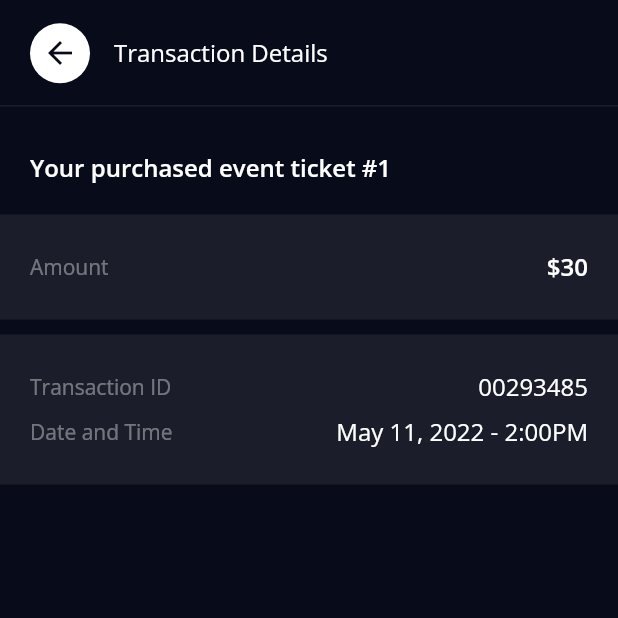
After one commit to conraduouou/nft-ticketing, a Flutter app: the TransactionHistoryPage screen opened by its route, after a tap on an icon or button, on a phone screen of 412 x 824 dp, the top half of it. The commit adds this screen. Run offline on Flutter 3.47's test engine with Material 2 defaults, Android fonts, the phone set to English and light mode, and no system bars; our stand-ins replace flutter_svg, share_plus.

Commit message:
+1: finish transaction details page

```diff
--- a/lib/components/nft_transaction_card.dart
+++ b/lib/components/nft_transaction_card.dart
@@ -1,6 +1,7 @@
 import 'package:flutter/material.dart';
 import 'package:flutter_svg/svg.dart';
 import 'package:nft_ticketing/constants.dart';
+import 'package:nft_ticketing/screens/dashboard/transaction_details/transaction_details.dart';
 
 class NFTTransactionCard extends StatelessWidget {
   const NFTTransactionCard({
@@ -13,7 +14,14 @@ class NFTTransactionCard extends StatelessWidget {
 
   @override
   Widget build(BuildContext context) {
-    return Container(
+    return InkWell(
+      highlightColor: Colors.white,
+      splashColor: Colors.white,
+      onTap: () => Navigator.of(context).pushNamed(
+        TransactionDetailsPage.id,
+        arguments: ticketNo,
+      ),
+      child: Container(
         padding: const EdgeInsets.symmetric(
           vertical: 20,
           horizontal: 15,
@@ -67,6 +75,7 @@ class NFTTransactionCard extends StatelessWidget {
             )
           ],
         ),
+      ),
     );
   }
 }
--- a/lib/routes.dart
+++ b/lib/routes.dart
@@ -5,6 +5,7 @@ import 'package:nft_ticketing/screens/dashboard/events_view/events_view.dart';
 import 'package:nft_ticketing/screens/dashboard/notification_details_page/notification_details_page.dart';
 import 'package:nft_ticketing/screens/dashboard/notification_page/notification_page.dart';
 import 'package:nft_ticketing/screens/dashboard/search_page/search_page.dart';
+import 'package:nft_ticketing/screens/dashboard/transaction_details/transaction_details.dart';
 import 'package:nft_ticketing/screens/dashboard/transaction_history/transaction_history.dart';
 import 'package:nft_ticketing/screens/landing/create_page/create_page.dart';
 import 'package:nft_ticketing/screens/landing/enter_code_page/enter_code_page.dart';
@@ -62,6 +63,13 @@ class RoutesHandler {
             provider: args['provider'],
           ),
         );
+      case TransactionDetailsPage.id:
+        final ticketNo = settings.arguments as int;
+
+        return MaterialPageRoute(
+          settings: settings,
+          builder: (context) => TransactionDetailsPage(ticketNo: ticketNo),
+        );
     }
 
     return null;
--- /dev/null
+++ b/lib/screens/dashboard/transaction_details/transaction_details.dart
@@ -0,0 +1,100 @@
+import 'package:flutter/material.dart';
+import 'package:nft_ticketing/components/nft_appbar.dart';
+import 'package:nft_ticketing/constants.dart';
+import 'package:nft_ticketing/screens/dashboard/transaction_history/transaction_history.dart';
+
+class TransactionDetailsPage extends StatelessWidget {
+  const TransactionDetailsPage({
+    Key? key,
+    required this.ticketNo,
+  }) : super(key: key);
+
+  static const id = '${TransactionHistoryPage.id}/transaction';
+
+  final int ticketNo;
+
+  @override
+  Widget build(BuildContext context) {
+    return Scaffold(
+      backgroundColor: kDarkBlue,
+      appBar: const NFTAppBar(
+        title: 'Transaction Details',
+        showDivider: true,
+      ),
+      body: Column(
+        crossAxisAlignment: CrossAxisAlignment.start,
+        children: [
+          const SizedBox(height: 30),
+          Padding(
+            padding: const EdgeInsets.only(left: 20),
+            child: Text(
+              'Your purchased event ticket #${ticketNo + 1}',
+              style: kSemiBoldStyle.copyWith(
+                color: Colors.white,
+                fontSize: 16,
+              ),
+            ),
+          ),
+          const SizedBox(height: 20),
+          const _NFTTransactionDetailsCard(
+            items: {'Amount': '\$30'},
+            isSemiBold: true,
+          ),
+          const SizedBox(height: 10),
+          const _NFTTransactionDetailsCard(
+            items: {
+              'Transaction ID': '00293485',
+              'Date and Time': 'May 11, 2022 - 2:00PM',
+            },
+          ),
+        ],
+      ),
+    );
+  }
+}
+
+class _NFTTransactionDetailsCard extends StatelessWidget {
+  const _NFTTransactionDetailsCard({
+    Key? key,
+    required this.items,
+    this.isSemiBold = false,
+  }) : super(key: key);
+
+  final Map<String, String> items;
+  final bool isSemiBold;
+
+  @override
+  Widget build(BuildContext context) {
+    return Container(
+      color: kSlightlyDarkBlue,
+      padding: const EdgeInsets.symmetric(vertical: 24, horizontal: 20),
+      child: Column(
+        children: [
+          for (int i = 0; i < items.length; i++)
+            Padding(
+              padding: EdgeInsets.only(bottom: i != items.length - 1 ? 8 : 0),
+              child: Row(
+                mainAxisAlignment: MainAxisAlignment.spaceBetween,
+                children: [
+                  Text(
+                    items.keys.elementAt(i),
+                    style: kRegularStyle.copyWith(
+                      color: Colors.white.withAlpha(100),
+                      fontSize: kRegularSize - 2,
+                    ),
+                  ),
+                  Text(
+                    items.values.elementAt(i),
+                    style: kRegularStyle.copyWith(
+                      color: Colors.white,
+                      fontWeight: isSemiBold ? FontWeight.w600 : null,
+                    ),
+                  ),
+                ],
+              ),
+            ),
+        ],
+      ),
+    );
+  }
+}
```
Lines whose indentation alone changed are shown as unchanged.
